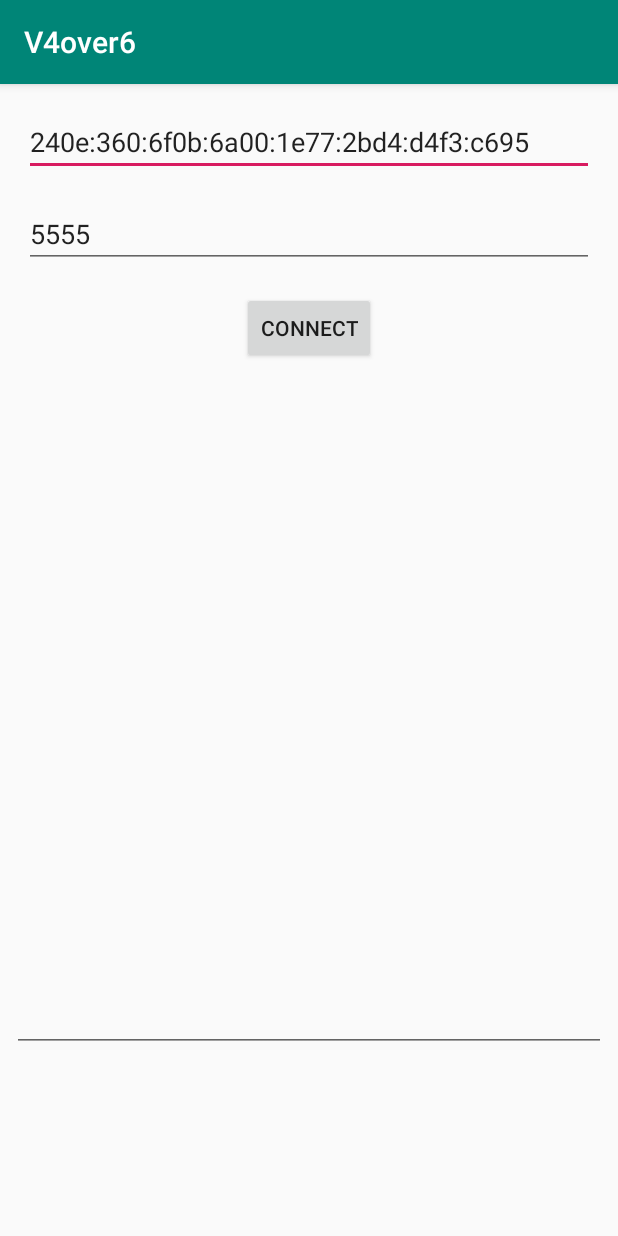
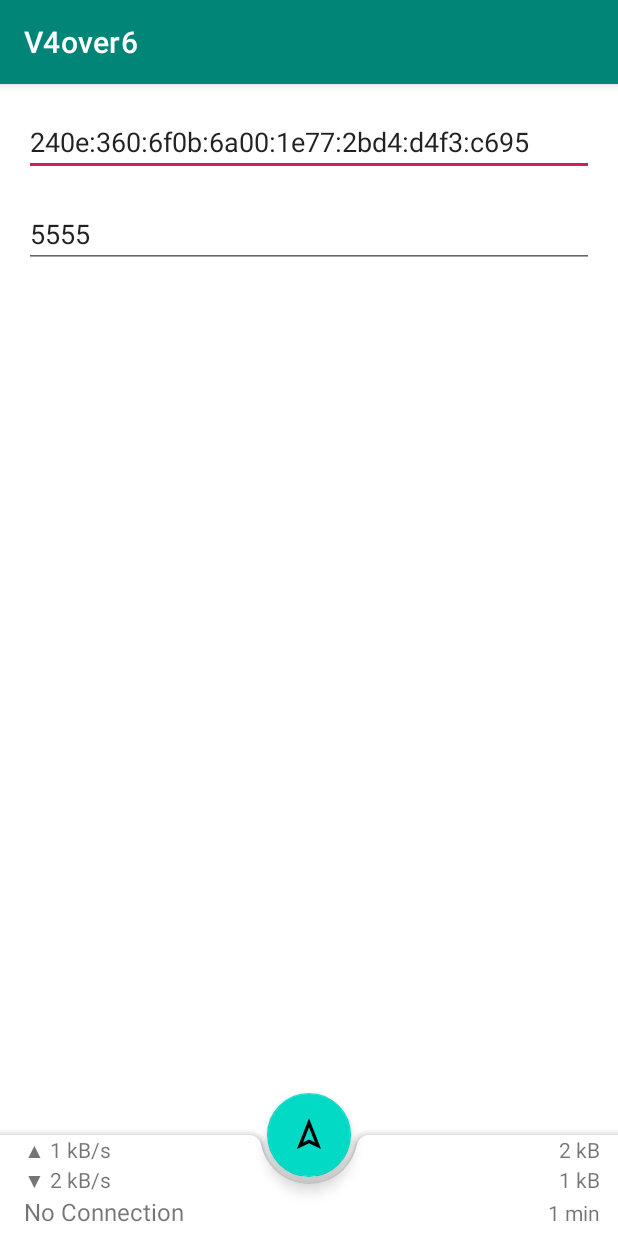
Before and after one commit to li-plus/4over6-android, an Android app: the screen it shows after launch (MainActivity), on a phone screen of 412 x 824 dp. Run offline under Robolectric (Android 15) with nearby library versions, the phone set to English and light mode, and no system bars; our stand-ins replace ButterKnife; 2 statements that could not run were skipped.

Commit message:
add floating button

```diff
--- a/app/build.gradle
+++ b/app/build.gradle
@@ -44,4 +44,5 @@ dependencies {
 
     implementation 'com.jakewharton:butterknife:10.2.1'
     annotationProcessor 'com.jakewharton:butterknife-compiler:10.2.1'
+    implementation 'com.google.android.material:material:1.1.0'
 }
--- a/app/src/main/java/top/liplus/v4over6/activity/MainActivity.java
+++ b/app/src/main/java/top/liplus/v4over6/activity/MainActivity.java
@@ -3,15 +3,17 @@ package top.liplus.v4over6.activity;
 import android.content.Intent;
 import android.net.VpnService;
 import android.os.Bundle;
+import android.text.format.Formatter;
 import android.util.Log;
 import android.view.View;
-import android.widget.Button;
 import android.widget.EditText;
+import android.widget.TextView;
 import android.widget.Toast;
 
-import androidx.annotation.NonNull;
 import androidx.annotation.Nullable;
 import androidx.appcompat.app.AppCompatActivity;
+
+import com.google.android.material.floatingactionbutton.FloatingActionButton;
 
 import java.io.IOException;
 import java.util.Timer;
@@ -25,21 +27,28 @@ import top.liplus.v4over6.vpn.Ipv4Config;
 import top.liplus.v4over6.vpn.ServerConfig;
 import top.liplus.v4over6.vpn.Statistics;
 import top.liplus.v4over6.vpn.VpnService4Over6;
-//import com.google.common.net.InetAddresses;
 
 public class MainActivity extends AppCompatActivity {
     private static final String TAG = MainActivity.class.getSimpleName();
 
-    @BindView(R.id.btn_connect)
-    protected Button btnConnect;
     @BindView(R.id.et_server_addr)
     protected EditText etAddr;
     @BindView(R.id.et_server_port)
     protected EditText etPort;
-    @BindView(R.id.et_info)
-    protected EditText etInfo;
+    @BindView(R.id.fab_connect)
+    protected FloatingActionButton fabConnect;
+    @BindView(R.id.tv_download_bytes)
+    protected TextView tvDownloadBytes;
+    @BindView(R.id.tv_download_speed)
+    protected TextView tvDownloadSpeed;
+    @BindView(R.id.tv_upload_bytes)
+    protected TextView tvUploadBytes;
+    @BindView(R.id.tv_upload_speed)
+    protected TextView tvUploadSpeed;
+    @BindView(R.id.tv_connect_status)
+    protected TextView tvConnectStatus;
 
-    private Statistics statistics = new Statistics();
+    private Statistics stats = new Statistics();
     private Ipv4Config ipv4Config = new Ipv4Config();
     private boolean isConnected;
 
@@ -56,7 +65,7 @@ public class MainActivity extends AppCompatActivity {
 
         if (isRunning()) {
             isConnected = true;
-            getStatistics(statistics);
+            getStatistics(stats);
             getIpv4Config(ipv4Config);
             ServerConfig serverConfig = new ServerConfig();
             getServerConfig(serverConfig);
@@ -68,22 +77,11 @@ public class MainActivity extends AppCompatActivity {
     }
 
     @Override
-    protected void onDestroy() {
-        super.onDestroy();
-    }
-
-    @Override
-    protected void onSaveInstanceState(@NonNull Bundle outState) {
-        super.onSaveInstanceState(outState);
-        Log.i(TAG, "fuck here");
-    }
-
-    @Override
     protected void onPause() {
         super.onPause();
     }
 
-    @OnClick(R.id.btn_connect)
+    @OnClick(R.id.fab_connect)
     void handleClickConnect(View view) {
         if (isConnected) {
             disconnectSocket();
@@ -188,7 +186,8 @@ public class MainActivity extends AppCompatActivity {
     }
 
     void switchControls(boolean isConnected) {
-        btnConnect.setText(isConnected ? R.string.disconnect : R.string.connect);
+        tvConnectStatus.setText(isConnected ? R.string.connected : R.string.no_connection);
+//        btnConnect.setText(isConnected ? R.string.disconnect : R.string.connect);
         etAddr.setEnabled(!isConnected);
         etPort.setEnabled(!isConnected);
     }
@@ -197,10 +196,15 @@ public class MainActivity extends AppCompatActivity {
         statsUpdater.schedule(new TimerTask() {
             @Override
             public void run() {
-                getStatistics(statistics);
-                etInfo.post(() -> etInfo.setText(String.format("Download bytes: %d ptk: %d\nUpload bytes: %d ptk: %d",
-                        statistics.downloadBytes, statistics.downloadPackets, statistics.uploadBytes, statistics.uploadPackets))
-                );
+                getStatistics(stats);
+                fabConnect.post(() -> {
+                    tvDownloadBytes.setText(String.format(getString(R.string.pat_bytes),
+                            Formatter.formatFileSize(fabConnect.getContext(), stats.downloadBytes),
+                            stats.downloadPackets));
+                    tvUploadBytes.setText(String.format(getString(R.string.pat_bytes),
+                            Formatter.formatFileSize(fabConnect.getContext(), stats.uploadBytes),
+                            stats.uploadPackets));
+                });
             }
         }, 0, 1000);
     }
--- /dev/null
+++ b/app/src/main/res/drawable/ic_action_connect.xml
@@ -0,0 +1,9 @@
+<vector xmlns:android="http://schemas.android.com/apk/res/android"
+    android:width="24dp"
+    android:height="24dp"
+    android:viewportWidth="1024"
+    android:viewportHeight="1024">
+    <path
+        android:fillColor="#FFFFFFFF"
+        android:pathData="M169.75,906.71L512,35.65l342.25,871.14L512,745.15 169.75,906.71zM512,290.26l-169.75,432.13L512,642.19l169.75,80.15L512,290.21z" />
+</vector>
--- a/app/src/main/res/layout/activity_main.xml
+++ b/app/src/main/res/layout/activity_main.xml
@@ -1,14 +1,11 @@
 <?xml version="1.0" encoding="utf-8"?>
-<androidx.constraintlayout.widget.ConstraintLayout xmlns:android="http://schemas.android.com/apk/res/android"
+<androidx.coordinatorlayout.widget.CoordinatorLayout xmlns:android="http://schemas.android.com/apk/res/android"
     xmlns:app="http://schemas.android.com/apk/res-auto"
     xmlns:tools="http://schemas.android.com/tools"
     android:layout_width="match_parent"
     android:layout_height="match_parent"
+    android:orientation="vertical"
     tools:context=".activity.MainActivity">
-
-    <FrameLayout
-        android:layout_width="match_parent"
-        android:layout_height="match_parent">
 
     <LinearLayout
         android:layout_width="match_parent"
@@ -35,27 +32,98 @@
             android:hint="@string/server_port"
             android:inputType="number"
             android:text="5555" />
+    </LinearLayout>
 
-            <Button
-                android:id="@+id/btn_connect"
+    <com.google.android.material.bottomappbar.BottomAppBar
+        android:id="@+id/bar_stats"
+        android:layout_width="match_parent"
+        android:layout_height="wrap_content"
+        android:layout_gravity="bottom">
+
+        <LinearLayout
+            android:layout_width="match_parent"
+            android:layout_height="wrap_content"
+            android:layout_marginEnd="12sp"
+            android:orientation="vertical">
+
+            <LinearLayout
+                android:layout_width="match_parent"
+                android:layout_height="wrap_content"
+                android:orientation="horizontal">
+
+                <TextView
+                    android:id="@+id/tv_upload_speed"
                     android:layout_width="wrap_content"
                     android:layout_height="wrap_content"
-                android:layout_gravity="center_horizontal"
-                android:layout_margin="8sp"
-                android:text="@string/connect" />
+                    android:text="▲ 1 kB/s" />
 
-            <EditText
-                android:id="@+id/et_info"
-                android:layout_width="match_parent"
-                android:layout_height="match_parent"
-                android:lines="20" />
+                <View
+                    android:layout_width="0sp"
+                    android:layout_height="0sp"
+                    android:layout_weight="1" />
+
+                <TextView
+                    android:id="@+id/tv_upload_bytes"
+                    android:layout_width="wrap_content"
+                    android:layout_height="wrap_content"
+                    android:text="2 kB" />
             </LinearLayout>
 
-        <ProgressBar
+            <LinearLayout
+                android:layout_width="match_parent"
+                android:layout_height="wrap_content"
+                android:orientation="horizontal">
+
+                <TextView
+                    android:id="@+id/tv_download_speed"
                     android:layout_width="wrap_content"
                     android:layout_height="wrap_content"
-            android:layout_gravity="center"
-            android:visibility="invisible" />
-    </FrameLayout>
+                    android:text="▼ 2 kB/s" />
 
-</androidx.constraintlayout.widget.ConstraintLayout>
+                <View
+                    android:layout_width="0sp"
+                    android:layout_height="0sp"
+                    android:layout_weight="1" />
+
+                <TextView
+                    android:id="@+id/tv_download_bytes"
+                    android:layout_width="wrap_content"
+                    android:layout_height="wrap_content"
+                    android:text="1 kB" />
+            </LinearLayout>
+
+            <LinearLayout
+                android:layout_width="match_parent"
+                android:layout_height="wrap_content"
+                android:orientation="horizontal"
+                android:paddingBottom="5sp">
+
+                <TextView
+                    android:id="@+id/tv_connect_status"
+                    android:layout_width="wrap_content"
+                    android:layout_height="wrap_content"
+                    android:text="@string/no_connection"
+                    android:textSize="16sp" />
+
+                <View
+                    android:layout_width="0sp"
+                    android:layout_height="0sp"
+                    android:layout_weight="1" />
+
+                <TextView
+                    android:id="@+id/tv_running_time"
+                    android:layout_width="wrap_content"
+                    android:layout_height="wrap_content"
+                    android:text="1 min" />
+            </LinearLayout>
+        </LinearLayout>
+    </com.google.android.material.bottomappbar.BottomAppBar>
+
+    <com.google.android.material.floatingactionbutton.FloatingActionButton
+        android:id="@+id/fab_connect"
+        android:layout_width="wrap_content"
+        android:layout_height="wrap_content"
+        app:layout_anchor="@id/bar_stats"
+        app:srcCompat="@drawable/ic_action_connect" />
+
+</androidx.coordinatorlayout.widget.CoordinatorLayout>
--- a/app/src/main/res/values/strings.xml
+++ b/app/src/main/res/values/strings.xml
@@ -8,4 +8,7 @@
     <string name="not_connected">Not Connected</string>
     <string name="ipv6">IPv6</string>
     <string name="port">Port</string>
+    <string name="pat_bytes">%s (%d pkt)</string>
+    <string name="connected">Connected</string>
+    <string name="no_connection">No Connection</string>
 </resources>
--- a/app/src/main/res/values/styles.xml
+++ b/app/src/main/res/values/styles.xml
@@ -1,7 +1,7 @@
 <resources>
 
     <!-- Base application theme. -->
-    <style name="AppTheme" parent="Theme.AppCompat.Light.DarkActionBar">
+    <style name="AppTheme" parent="Theme.MaterialComponents.Light.DarkActionBar">
         <!-- Customize your theme here. -->
         <item name="colorPrimary">@color/colorPrimary</item>
         <item name="colorPrimaryDark">@color/colorPrimaryDark</item>
```
Lines whose indentation alone changed are shown as unchanged.
